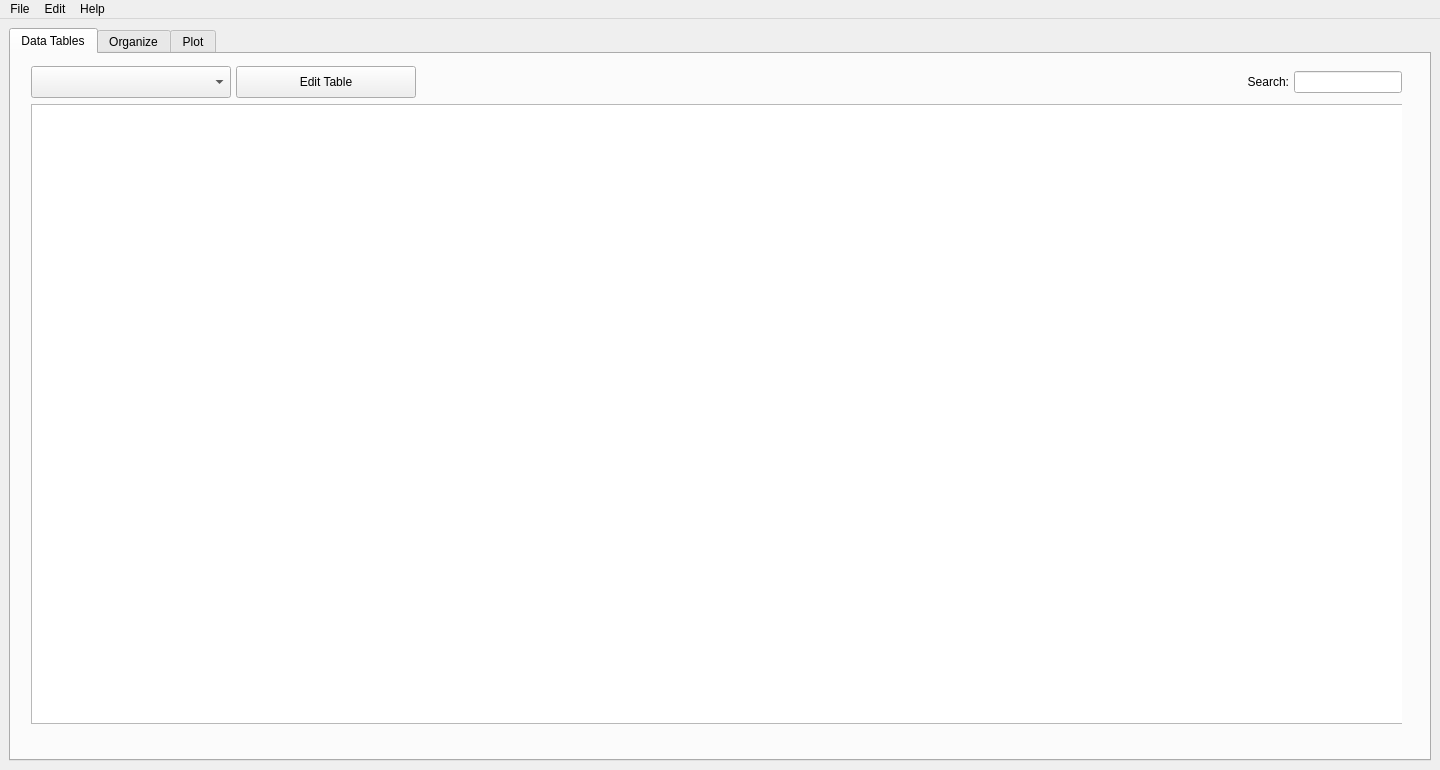
This is ui/GeochronMain.ui in kathrynmetcalf/GeoCORK as Qt 5 draws it before an edit. The edited form follows.
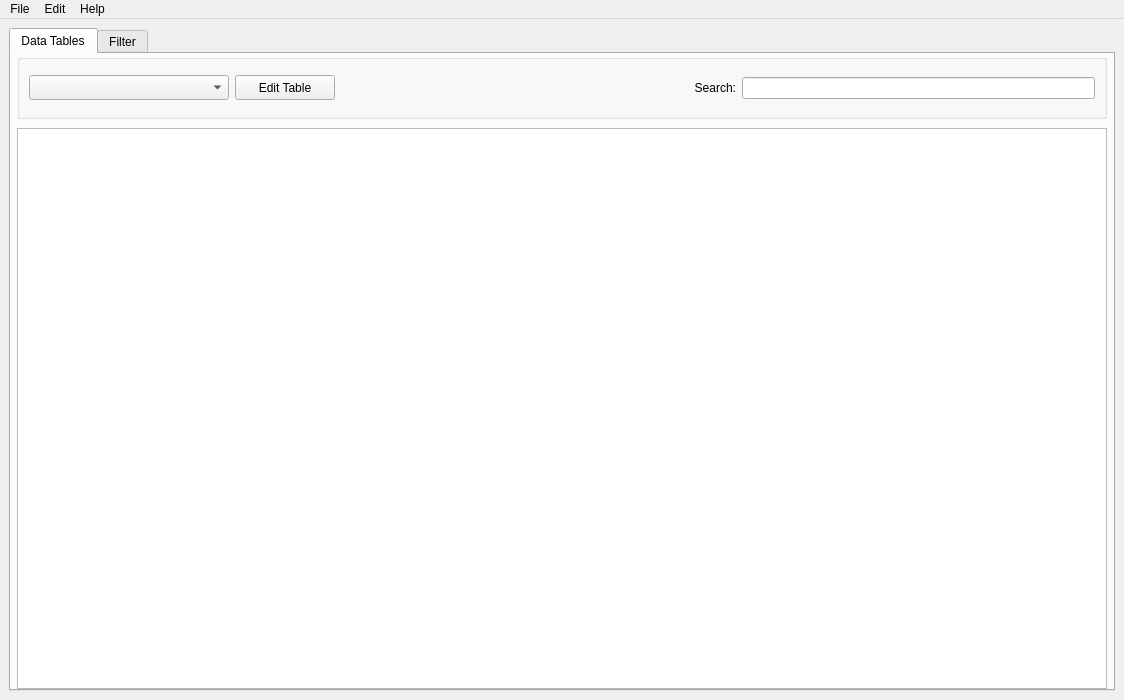
This is the edited form. The open tabs and pages were chosen to show the change.

Patch:
```diff
--- a/ui/GeochronMain.ui
+++ b/ui/GeochronMain.ui
@@ -6,19 +6,31 @@
    <rect>
     <x>0</x>
     <y>0</y>
-    <width>1440</width>
-    <height>770</height>
+    <width>1124</width>
+    <height>700</height>
    </rect>
   </property>
+  <property name="sizePolicy">
+   <sizepolicy hsizetype="Expanding" vsizetype="Expanding">
+    <horstretch>0</horstretch>
+    <verstretch>0</verstretch>
+   </sizepolicy>
+  </property>
   <property name="windowTitle">
    <string>MainWindow</string>
   </property>
   <widget class="QWidget" name="centralwidget">
+   <property name="sizePolicy">
+    <sizepolicy hsizetype="Expanding" vsizetype="Expanding">
+     <horstretch>0</horstretch>
+     <verstretch>0</verstretch>
+    </sizepolicy>
+   </property>
    <layout class="QGridLayout" name="gridLayout">
     <item row="0" column="0">
      <widget class="QTabWidget" name="tabWidget">
       <property name="sizePolicy">
-       <sizepolicy hsizetype="Preferred" vsizetype="Preferred">
+       <sizepolicy hsizetype="Expanding" vsizetype="Ignored">
         <horstretch>0</horstretch>
         <verstretch>0</verstretch>
        </sizepolicy>
@@ -36,28 +48,55 @@
        <bool>true</bool>
       </property>
       <widget class="QWidget" name="tables_tab">
+       <property name="sizePolicy">
+        <sizepolicy hsizetype="Expanding" vsizetype="Expanding">
+         <horstretch>0</horstretch>
+         <verstretch>0</verstretch>
+        </sizepolicy>
+       </property>
        <attribute name="title">
         <string>Data Tables</string>
        </attribute>
-       <widget class="QWidget" name="layoutWidget">
-        <property name="geometry">
-         <rect>
-          <x>20</x>
-          <y>12</y>
-          <width>1371</width>
-          <height>671</height>
-         </rect>
+       <layout class="QVBoxLayout" name="verticalLayout">
+        <property name="spacing">
+         <number>0</number>
         </property>
+        <property name="leftMargin">
+         <number>6</number>
+        </property>
+        <property name="topMargin">
+         <number>0</number>
+        </property>
+        <property name="rightMargin">
+         <number>6</number>
+        </property>
+        <property name="bottomMargin">
+         <number>0</number>
+        </property>
+        <item>
         <layout class="QVBoxLayout" name="verticalLayout_3">
-         <item>
-          <layout class="QHBoxLayout" name="horizontalLayout" stretch="0,0,0,0,0">
            <property name="spacing">
-            <number>5</number>
-           </property>
+           <number>0</number>
+          </property>
+          <item>
+           <widget class="QGroupBox" name="groupBox">
+            <property name="sizePolicy">
+             <sizepolicy hsizetype="Expanding" vsizetype="Fixed">
+              <horstretch>0</horstretch>
+              <verstretch>0</verstretch>
+             </sizepolicy>
+            </property>
+            <property name="minimumSize">
+             <size>
+              <width>0</width>
+              <height>65</height>
+             </size>
+            </property>
+            <layout class="QHBoxLayout" name="horizontalLayout">
            <item>
             <widget class="QComboBox" name="dbTable_comboBox">
              <property name="sizePolicy">
-              <sizepolicy hsizetype="Preferred" vsizetype="Fixed">
+                <sizepolicy hsizetype="Fixed" vsizetype="Fixed">
                <horstretch>0</horstretch>
                <verstretch>0</verstretch>
               </sizepolicy>
@@ -65,7 +104,7 @@
              <property name="minimumSize">
               <size>
                <width>200</width>
-               <height>32</height>
+                 <height>25</height>
               </size>
              </property>
              <property name="focusPolicy">
@@ -85,15 +124,21 @@
            <item>
             <widget class="QPushButton" name="edit_pushButton">
              <property name="sizePolicy">
-              <sizepolicy hsizetype="Preferred" vsizetype="Fixed">
+                <sizepolicy hsizetype="Fixed" vsizetype="Fixed">
                <horstretch>0</horstretch>
                <verstretch>0</verstretch>
               </sizepolicy>
              </property>
              <property name="minimumSize">
               <size>
-               <width>180</width>
-               <height>32</height>
+                 <width>100</width>
+                 <height>25</height>
+                </size>
+               </property>
+               <property name="maximumSize">
+                <size>
+                 <width>100</width>
+                 <height>25</height>
               </size>
              </property>
              <property name="focusPolicy">
@@ -119,6 +164,12 @@
            </item>
            <item>
             <widget class="QLabel" name="search_label">
+               <property name="sizePolicy">
+                <sizepolicy hsizetype="Fixed" vsizetype="Fixed">
+                 <horstretch>0</horstretch>
+                 <verstretch>0</verstretch>
+                </sizepolicy>
+               </property>
              <property name="text">
               <string>Search:</string>
              </property>
@@ -130,7 +181,7 @@
            <item>
             <widget class="QLineEdit" name="search_lineEdit">
              <property name="sizePolicy">
-              <sizepolicy hsizetype="Preferred" vsizetype="Fixed">
+                <sizepolicy hsizetype="Expanding" vsizetype="Fixed">
                <horstretch>0</horstretch>
                <verstretch>0</verstretch>
               </sizepolicy>
@@ -144,29 +195,53 @@
             </widget>
            </item>
           </layout>
+           </widget>
          </item>
          <item>
           <widget class="QStackedWidget" name="db_stackedWidget">
+            <property name="sizePolicy">
+             <sizepolicy hsizetype="Expanding" vsizetype="Expanding">
+              <horstretch>0</horstretch>
+              <verstretch>0</verstretch>
+             </sizepolicy>
+            </property>
+            <property name="lineWidth">
+             <number>1</number>
+            </property>
            <property name="currentIndex">
             <number>1</number>
            </property>
            <widget class="QWidget" name="db_table">
+             <property name="sizePolicy">
+              <sizepolicy hsizetype="Expanding" vsizetype="Expanding">
+               <horstretch>0</horstretch>
+               <verstretch>0</verstretch>
+              </sizepolicy>
+             </property>
+             <layout class="QVBoxLayout" name="verticalLayout_4">
+              <property name="leftMargin">
+               <number>0</number>
+              </property>
+              <property name="topMargin">
+               <number>9</number>
+              </property>
+              <property name="rightMargin">
+               <number>0</number>
+              </property>
+              <property name="bottomMargin">
+               <number>0</number>
+              </property>
+              <item>
             <widget class="QTableView" name="dbTable_tableView">
-             <property name="geometry">
-              <rect>
-               <x>0</x>
-               <y>0</y>
-               <width>1373</width>
-               <height>620</height>
-              </rect>
-             </property>
              <property name="sizePolicy">
-              <sizepolicy hsizetype="Preferred" vsizetype="Preferred">
+                 <sizepolicy hsizetype="Expanding" vsizetype="Expanding">
                <horstretch>0</horstretch>
                <verstretch>0</verstretch>
               </sizepolicy>
              </property>
             </widget>
+              </item>
+             </layout>
            </widget>
            <widget class="QWidget" name="db_tree">
             <widget class="QTreeView" name="dbTable_treeView">
@@ -189,83 +264,83 @@
           </widget>
          </item>
         </layout>
-       </widget>
-      </widget>
-      <widget class="QWidget" name="organize_tab">
+        </item>
+       </layout>
+      </widget>
+      <widget class="QWidget" name="tab">
        <attribute name="title">
-        <string>Organize</string>
+        <string>Filter</string>
        </attribute>
-       <widget class="QGroupBox" name="groupBox">
-        <property name="geometry">
-         <rect>
-          <x>0</x>
-          <y>10</y>
-          <width>201</width>
-          <height>301</height>
-         </rect>
-        </property>
-        <property name="title">
-         <string>Saved Sample Groups</string>
-        </property>
+       <layout class="QVBoxLayout" name="verticalLayout_5">
+        <item>
+         <layout class="QHBoxLayout" name="horizontalLayout_2">
+          <item>
+           <layout class="QVBoxLayout" name="verticalLayout_6">
+            <property name="sizeConstraint">
+             <enum>QLayout::SetDefaultConstraint</enum>
+            </property>
+            <item>
+             <widget class="QLabel" name="label">
+              <property name="text">
+               <string>Saved Filters</string>
+              </property>
+              <property name="alignment">
+               <set>Qt::AlignCenter</set>
+              </property>
+             </widget>
+            </item>
+            <item>
+             <widget class="QTextEdit" name="textEdit">
+              <property name="sizePolicy">
+               <sizepolicy hsizetype="Fixed" vsizetype="Fixed">
+                <horstretch>0</horstretch>
+                <verstretch>0</verstretch>
+               </sizepolicy>
+              </property>
+              <property name="minimumSize">
+               <size>
+                <width>225</width>
+                <height>30</height>
+               </size>
+              </property>
+              <property name="maximumSize">
+               <size>
+                <width>225</width>
+                <height>30</height>
+               </size>
+              </property>
+             </widget>
+            </item>
+            <item>
         <widget class="QListView" name="listView">
-         <property name="geometry">
-          <rect>
-           <x>10</x>
-           <y>30</y>
-           <width>181</width>
-           <height>261</height>
-          </rect>
-         </property>
-        </widget>
-       </widget>
-       <widget class="QGroupBox" name="groupBox_2">
-        <property name="geometry">
-         <rect>
-          <x>220</x>
-          <y>10</y>
-          <width>1321</width>
-          <height>291</height>
-         </rect>
-        </property>
-        <property name="title">
-         <string>Filter:</string>
-        </property>
-        <widget class="QComboBox" name="comboBox">
-         <property name="geometry">
-          <rect>
-           <x>10</x>
-           <y>30</y>
-           <width>311</width>
-           <height>21</height>
-          </rect>
-         </property>
-        </widget>
-        <widget class="QComboBox" name="comboBox_2">
-         <property name="geometry">
-          <rect>
-           <x>340</x>
-           <y>30</y>
-           <width>69</width>
-           <height>22</height>
-          </rect>
-         </property>
-         <item>
-          <property name="text">
-           <string>Include</string>
-          </property>
-         </item>
+              <property name="sizePolicy">
+               <sizepolicy hsizetype="Fixed" vsizetype="Expanding">
+                <horstretch>0</horstretch>
+                <verstretch>0</verstretch>
+               </sizepolicy>
+              </property>
+              <property name="minimumSize">
+               <size>
+                <width>225</width>
+                <height>50</height>
+               </size>
+              </property>
+              <property name="maximumSize">
+               <size>
+                <width>225</width>
+                <height>16777215</height>
+               </size>
+              </property>
+             </widget>
+            </item>
+           </layout>
+          </item>
          <item>
-          <property name="text">
-           <string>Exclude</string>
-          </property>
-         </item>
-        </widget>
-       </widget>
-      </widget>
-      <widget class="QWidget" name="plot_tab">
-       <attribute name="title">
-        <string>Plot</string>
-       </attribute>
+           <widget class="QListView" name="listView_2"/>
+          </item>
+         </layout>
+        </item>
+       </layout>
       </widget>
      </widget>
     </item>
@@ -276,8 +351,8 @@
     <rect>
      <x>0</x>
      <y>0</y>
-     <width>1440</width>
-     <height>24</height>
+     <width>1124</width>
+     <height>21</height>
     </rect>
    </property>
    <widget class="QMenu" name="menuFile">
```
Left out of the diff: 39 changed lines with no effect on the pictures. Lines whose indentation alone changed are shown as unchanged.
